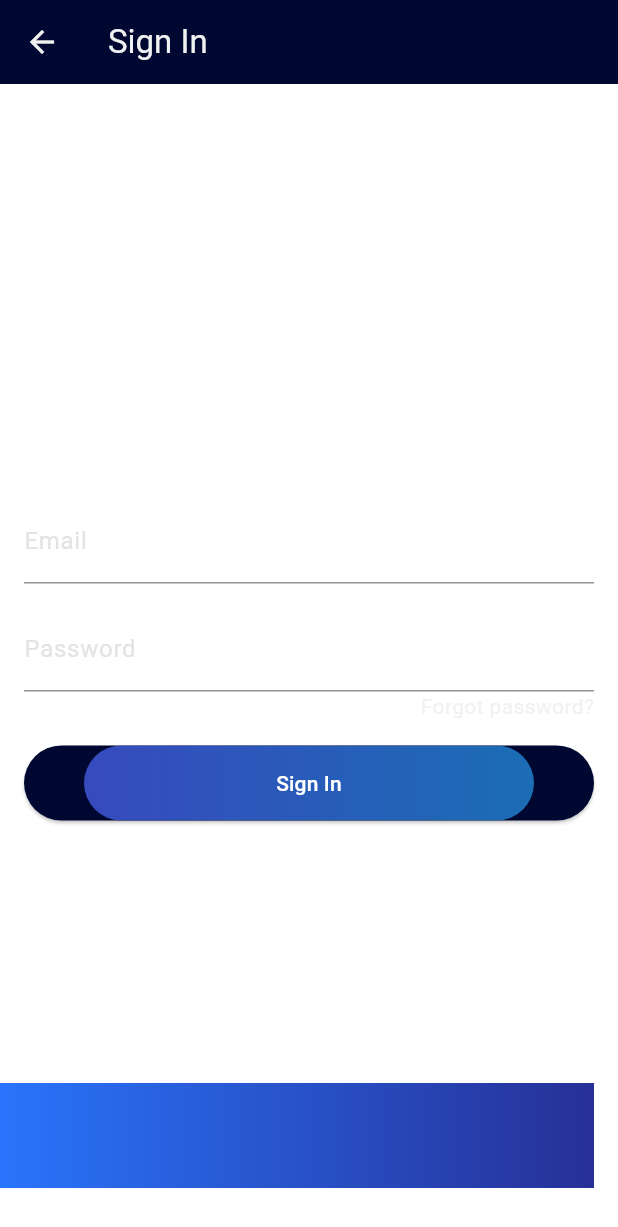
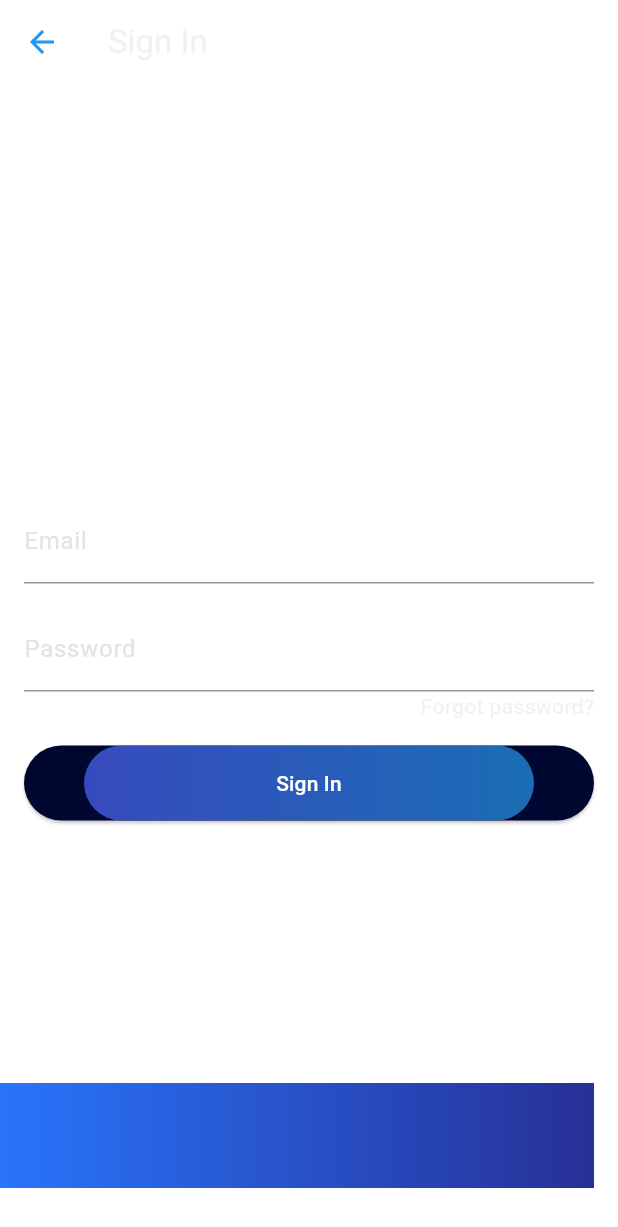
Before and after one commit to WillingDev0812/Blend, a Flutter app: the LoginPage screen opened directly, on a phone screen of 412 x 824 dp. Shown: the top 1227 px of the screen. Run offline on Flutter 3.47's test engine with Material 3 defaults, Android fonts, the phone set to English and light mode, and no system bars; our stand-ins replace cloud_firestore, curved_navigation_bar, firebase_auth, firebase_core, flex_color_scheme, google_sign_in and 1 more; missing offline and left inert: flutter_facebook_auth; accounts and stored records are empty.

```diff
--- a/blend/lib/pages/auth/login.dart
+++ b/blend/lib/pages/auth/login.dart
@@ -87,6 +87,8 @@ class _LoginPageState extends State<LoginPage> {
     return Scaffold(
       backgroundColor: Colors.white,
       appBar: AppBar(
+        backgroundColor: Colors.transparent,
+        iconTheme: IconThemeData(color: Colors.blue),
         title: Text('Sign In'),
       ),
       body: Padding(
--- a/blend/lib/pages/home.dart
+++ b/blend/lib/pages/home.dart
@@ -38,7 +38,7 @@ class _HomePageState extends State<HomePage> {
   void _signOut() {
     // Implement your sign out logic here
     setState(() {
-      _accessToken = 'No access token';
+       Provider.of<GlobalProvider>(context, listen: false).signOut();
     });
   }
 
--- a/blend/pubspec.yaml
+++ b/blend/pubspec.yaml
@@ -44,7 +44,6 @@ dependencies:
   go_router: ^13.1.0
   flex_color_scheme: ^7.3.1
   flutter_facebook_auth: ^6.0.4
-  flutter_facebook_sdk: ^1.0.0
 
 
 
```
Also changed, not shown: blend/pubspec.lock, 2 other files.
